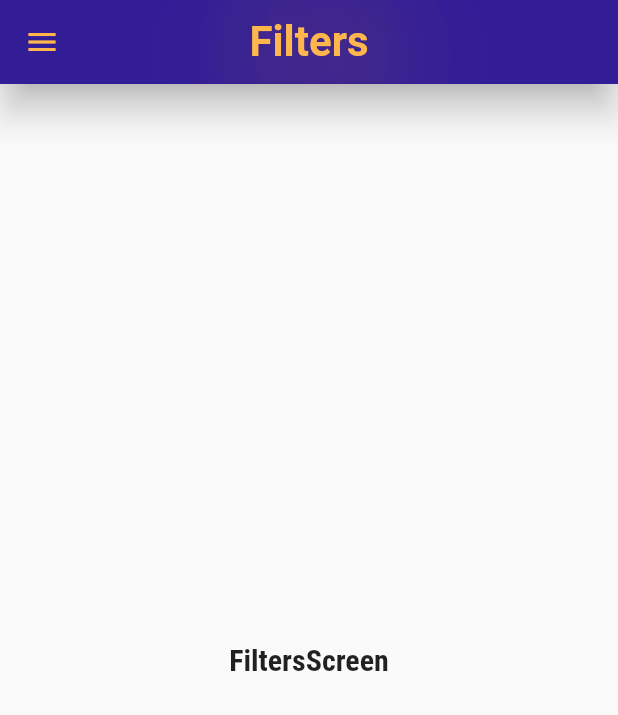
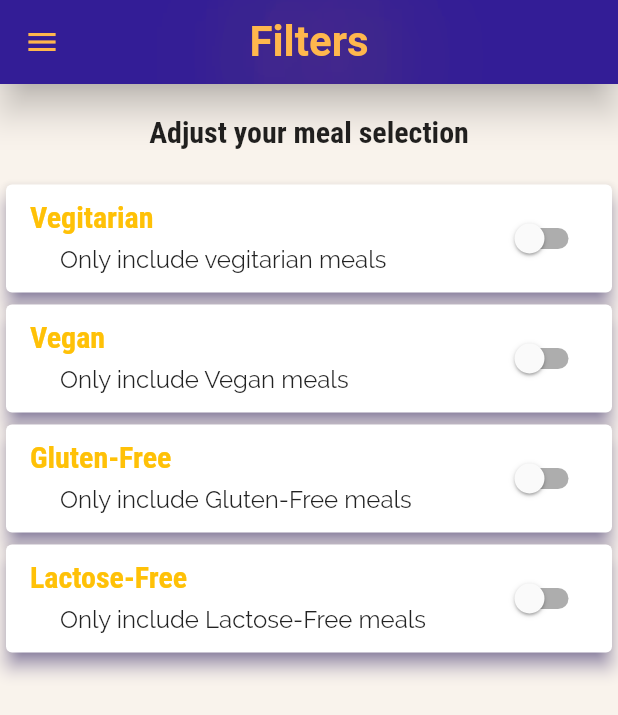
Before and after one commit to abdelazizSalah/MealZawy, a Flutter app: the FiltersScreen screen opened by its route, on a phone screen of 412 x 824 dp. Shown: the top 715 px of the screen. Run offline on Flutter 3.47's test engine with Material 2 defaults, Android fonts, the phone set to English and light mode, and no system bars.

Commit message:
Adjusting the frontend of the filters page

```diff
--- a/lib/Screens/filters_screen.dart
+++ b/lib/Screens/filters_screen.dart
@@ -1,21 +1,109 @@
 import 'package:flutter/material.dart';
 import '../Wigdets/main_drawer.dart';
 
-class FiltersScreen extends StatelessWidget {
+class FiltersScreen extends StatefulWidget {
   const FiltersScreen({super.key});
 
   static const routeName = '/filters-route';
 
   @override
-  Widget build(BuildContext context) {
-    return Scaffold(
-      appBar: AppBar(
-        title: const Text('Filters'),
-      ),
-      drawer: const MainDrawer(),
-      body: const Center(
-        child: Text('FiltersScreen'),
+  State<FiltersScreen> createState() => _FiltersScreenState();
+}
+
+class _FiltersScreenState extends State<FiltersScreen> {
+  bool _vegiterian = false;
+  bool _vegan = false;
+  bool _glutenFree = false;
+  bool _lactoseFree = false;
+
+  Widget _buildSwitchListTile(title, desc, currentVal, func, ctx) {
+    final theme = Theme.of(context);
+
+    return Card(
+      elevation: 5,
+      shadowColor: theme.colorScheme.primary,
+      child: SwitchListTile(
+        title: Text(
+          title,
+          style: theme.textTheme.displayMedium,
+        ),
+        subtitle: Padding(
+          padding: const EdgeInsets.only(left: 20.0, top: 7.5),
+          child: Text(
+            desc,
+            style: theme.textTheme.displayLarge,
+
+            // style: theme.,
+          ),
+        ),
+        value: currentVal,
+        onChanged: func,
       ),
     );
   }
+
+  @override
+  Widget build(BuildContext context) {
+    final theme = Theme.of(context);
+    return Scaffold(
+        appBar: AppBar(
+          title: const Text('Filters'),
+        ),
+        drawer: const MainDrawer(),
+        body: Container(
+          color: theme.colorScheme.background,
+          child: Column(
+            children: [
+              Container(
+                padding: const EdgeInsets.all(20),
+                child: const Text('Adjust your meal selection'),
+              ),
+              _buildSwitchListTile(
+                'Vegitarian',
+                'Only include vegitarian meals',
+                _vegiterian,
+                (newVal) {
+                  setState(() {
+                    _vegiterian = newVal;
+                  });
+                },
+                context,
+              ),
+              _buildSwitchListTile(
+                'Vegan',
+                'Only include Vegan meals',
+                _vegan,
+                (newVal) {
+                  setState(() {
+                    _vegan = newVal;
+                  });
+                },
+                context,
+              ),
+              _buildSwitchListTile(
+                'Gluten-Free',
+                'Only include Gluten-Free meals',
+                _lactoseFree,
+                (newVal) {
+                  setState(() {
+                    _lactoseFree = newVal;
+                  });
+                },
+                context,
+              ),
+              _buildSwitchListTile(
+                'Lactose-Free',
+                'Only include Lactose-Free meals',
+                _glutenFree,
+                (newVal) {
+                  setState(() {
+                    _glutenFree = newVal;
+                  });
+                },
+                context,
+              )
+            ],
+          ),
+        ));
+  }
 }
--- a/lib/main.dart
+++ b/lib/main.dart
@@ -37,7 +37,6 @@ class MyApp extends StatelessWidget {
 
             /// styling the text
             textTheme: const TextTheme(
-
               /// styling the body in the large formate
               bodyLarge: TextStyle(
                 fontSize: 24,
@@ -63,7 +62,20 @@ class MyApp extends StatelessWidget {
                   color: Colors.black,
                   fontFamily: 'Raleway',
                   fontSize: 14,
-                    fontWeight: FontWeight.bold)),
+                  fontWeight: FontWeight.bold),
+              displayMedium: TextStyle(
+                fontSize: 20,
+                fontFamily: 'RobotoCondensed',
+                fontWeight: FontWeight.bold,
+                color: Colors.amber,
+              ),
+              displayLarge: TextStyle(
+                fontSize: 16,
+                fontFamily: 'Raleway',
+                // fontWeight: FontWeight.bold,
+                color: Colors.black87,
+              ),
+            ),
 
             /// styling the appBar
             appBarTheme: const AppBarTheme(
```
Lines whose indentation alone changed are shown as unchanged.
